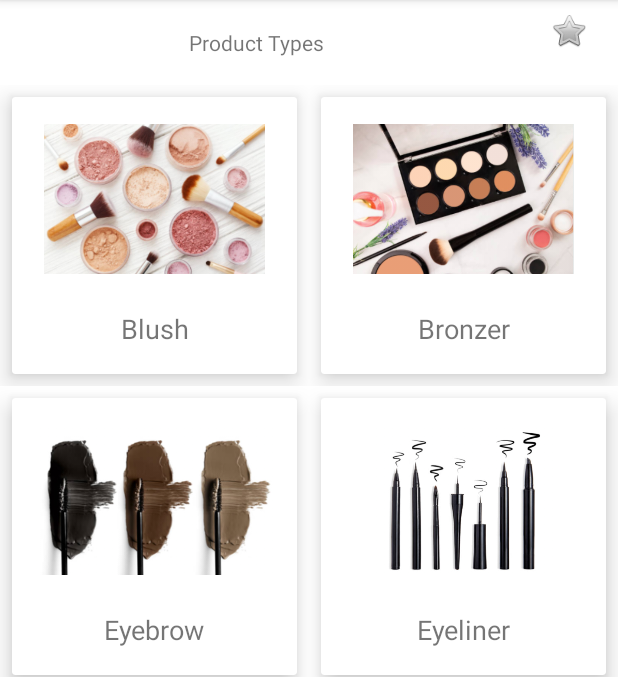
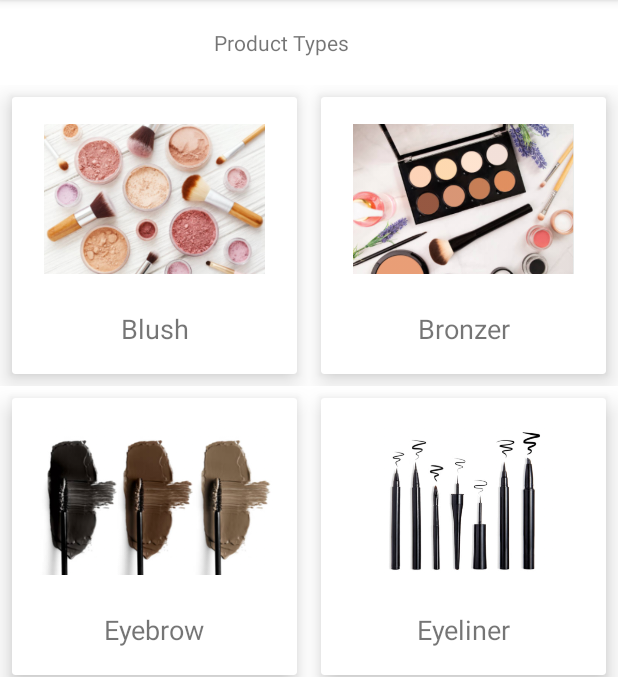
Before and after one commit to enyolka/cosmetics-zone, an Android app: the ProductTypeActivity screen opened directly, with no data from a screen before it, on a phone screen of 412 x 824 dp, the part 84-761 px from its top. Run offline under Robolectric (Android 15) with nearby library versions, the phone set to English and light mode, and no system bars; our stand-ins replace Volley.

Commit message:
[#3] fix: main activity layout & top bar

```diff
--- a/app/src/main/java/com/example/cosmeticszone/BelovedProductsActivity.kt
+++ b/app/src/main/java/com/example/cosmeticszone/BelovedProductsActivity.kt
@@ -20,7 +20,6 @@ import org.json.JSONArray
 class BelovedProductsActivity : AppCompatActivity() {
 
     internal lateinit var productsList: RecyclerView
-    internal lateinit var belovedButton: ImageView
     internal lateinit var info: TextView
     internal lateinit var tvNoRecordsAvailable : TextView
 
@@ -29,7 +28,6 @@ class BelovedProductsActivity : AppCompatActivity() {
         setContentView(R.layout.activity_beloved_products)
 
         productsList = findViewById(R.id.belovedListRecycler)
-        belovedButton = findViewById(R.id.belovedButton)
         info = findViewById((R.id.infoTextView))
         tvNoRecordsAvailable = findViewById(R.id.tvNoRecordsAvailable)
 
@@ -37,10 +35,6 @@ class BelovedProductsActivity : AppCompatActivity() {
 //        productsList.layoutManager = GridLayoutManager(this, 1, GridLayoutManager.VERTICAL, false)
 //        productsList.adapter = adapter
 
-        belovedButton.setOnClickListener() {
-            val intent = Intent(this, BelovedProductsActivity::class.java)
-            this.startActivity(intent)
-        }
         setupListofDataIntoRecyclerView()
     }
     private fun setupListofDataIntoRecyclerView() {
--- a/app/src/main/java/com/example/cosmeticszone/ProductTypeActivity.kt
+++ b/app/src/main/java/com/example/cosmeticszone/ProductTypeActivity.kt
@@ -13,7 +13,6 @@ class ProductTypeActivity : AppCompatActivity() {
     private lateinit var queue: RequestQueue
     internal lateinit var productsTypeList: RecyclerView
     internal lateinit var adapter: ProductTypeAdapter
-    internal lateinit var belovedButton: ImageView
 
     override fun onCreate(savedInstanceState: Bundle?) {
         super.onCreate(savedInstanceState)
@@ -25,15 +24,10 @@ class ProductTypeActivity : AppCompatActivity() {
         queue = Volley.newRequestQueue(this)
 
         productsTypeList = findViewById(R.id.productTypesRecycler)
-        belovedButton = findViewById(R.id.belovedButton)
 
         adapter = ProductTypeAdapter(productTypes, this)
         productsTypeList.layoutManager = GridLayoutManager(this, 2, GridLayoutManager.VERTICAL, false)
         productsTypeList.adapter = adapter
 
-        belovedButton.setOnClickListener() {
-            val intent = Intent(this, BelovedProductsActivity::class.java)
-            this.startActivity(intent)
-        }
     }
 }
--- a/app/src/main/res/layout/activity_product_type.xml
+++ b/app/src/main/res/layout/activity_product_type.xml
@@ -38,15 +38,8 @@
                     android:layout_weight="5"
                     android:gravity="center_vertical"
                     android:paddingLeft="20dp"
-                    android:text="Product Types" />
+                    android:text="@string/product_types" />
 
-                <ImageView
-                    android:id="@+id/belovedButton"
-                    android:layout_width="wrap_content"
-                    android:layout_height="30dp"
-                    android:layout_weight="1"
-                    android:paddingTop="4dp"
-                    app:srcCompat="@android:drawable/btn_star" />
             </LinearLayout>
         </TableRow>
 
--- a/app/src/main/res/values/strings.xml
+++ b/app/src/main/res/values/strings.xml
@@ -6,4 +6,6 @@
     <string name="_0_0">0.0</string>
     <string name="products">Products</string>
     <string name="beloved_products">Beloved products</string>
+    <string name="brak_ulubionych_produkt_w">Brak ulubionych produktów</string>
+    <string name="product_types">Product Types</string>
 </resources>
```
Also changed, not shown: app/src/main/res/layout/activity_beloved_products.xml (+2 -9 lines), app/src/main/res/layout/activity_main.xml (+5 -2 lines).
